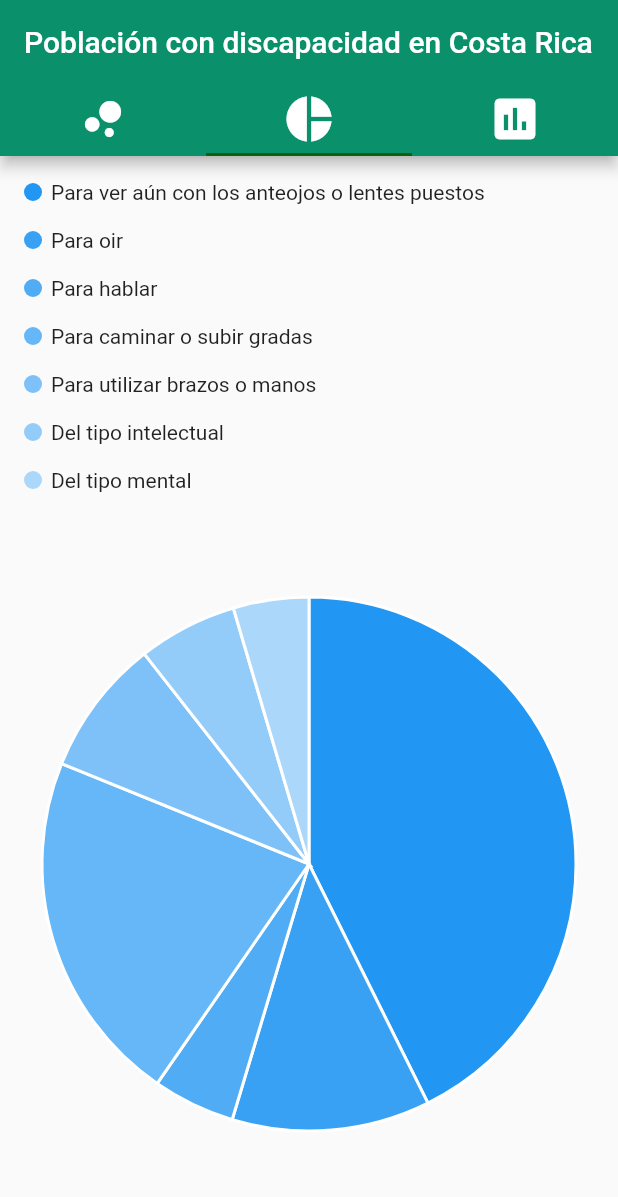
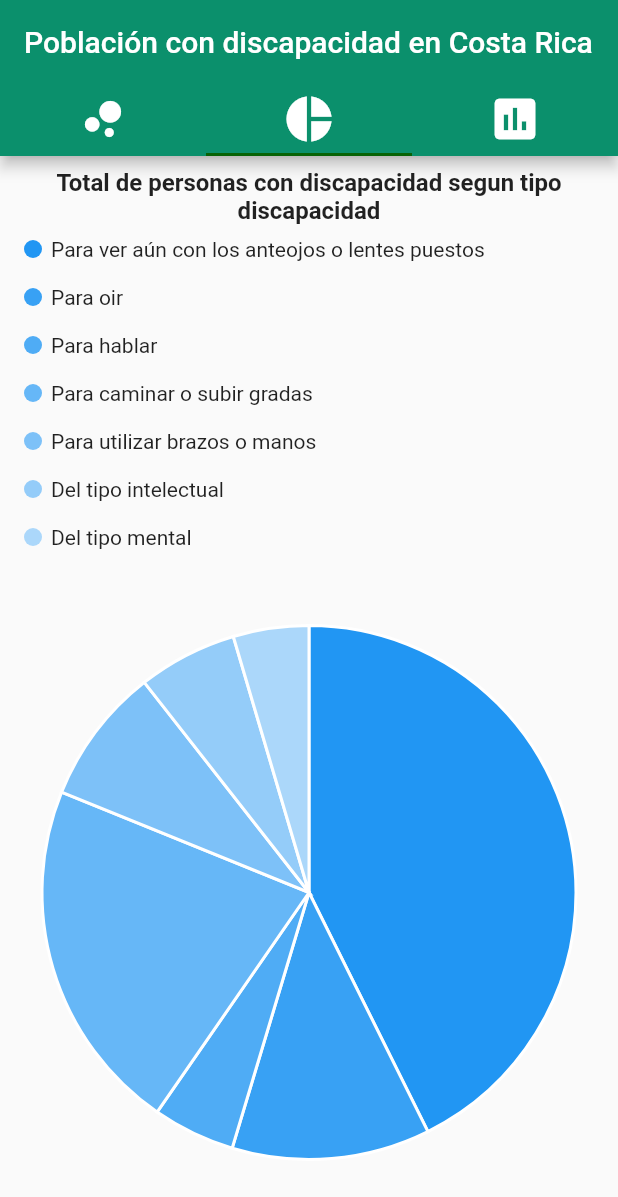
Before and after one commit to palpizarm/mobile_visualization_project, a Flutter app: the screen it shows after launch, tab 2 chosen, on a phone screen of 412 x 824 dp. Shown: the top 1197 px of the screen. Run offline on Flutter 3.47's test engine with Material 2 defaults, Android fonts, the phone set to English and light mode, and no system bars; our stand-ins replace charts_flutter, font_awesome_flutter.

Commit message:
[new] title

```diff
--- a/mobile_visualization_project/lib/homepage.dart
+++ b/mobile_visualization_project/lib/homepage.dart
@@ -37,10 +37,8 @@ class _HomePageState extends State<HomePage> {
                 Padding(
                   padding: EdgeInsets.all(8.0),
                   child: Container(
-                      child: Center(
-                        child: PieChart(),
+                    child: PieChart(),
                       )
-                  )
                 ),
                 Padding(
                   padding: EdgeInsets.all(8.0),
--- a/mobile_visualization_project/lib/pie.dart
+++ b/mobile_visualization_project/lib/pie.dart
@@ -13,7 +13,19 @@ class PieChart extends StatelessWidget {
 
   @override
   Widget build(BuildContext context) {
-    return new charts.PieChart(
+    return Center(
+      child: Column(
+        children: <Widget>[
+          Text(
+            'Total de personas con discapacidad segun tipo discapacidad',
+            textAlign: TextAlign.center,
+            style: TextStyle(
+              fontWeight: FontWeight.bold,
+              fontSize: 16,
+            ),
+          ),
+          Expanded(
+            child: new charts.PieChart(
               seriesList,
               animate: true,
               behaviors: [
@@ -22,14 +34,18 @@ class PieChart extends StatelessWidget {
                     horizontalFirst: false,
                     showMeasures: true,
                     // Configure the measure value to be shown by default in the legend.
-    legendDefaultMeasure: charts.LegendDefaultMeasure.firstValue,
+                    legendDefaultMeasure: charts.LegendDefaultMeasure
+                        .firstValue,
                     // Optionally provide a measure formatter to format the measure value.
                     // If none is specified the value is formatted as a decimal.
                     measureFormatter: (num value) {
                       return value == null ? '-' : '${value}';
                     }
                 )
+              ],),
+          )
         ],
+      ),
     );
   }
 
```
Lines whose indentation alone changed are shown as unchanged.
